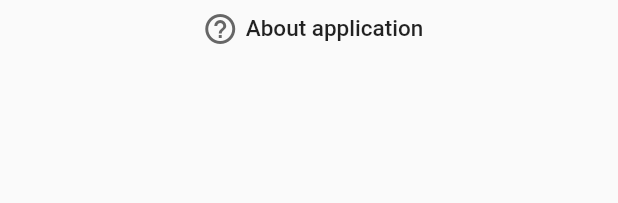
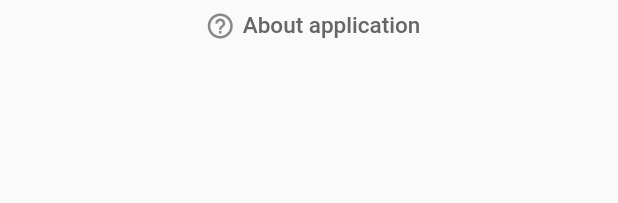
Before and after one commit to MateuszCzyz/FootballApp, a Flutter app: the AboutDrawerButton widget shown alone on an empty page, opened directly, on a phone screen of 412 x 824 dp. Shown: the top 203 px of the screen. Run offline on Flutter 3.47's test engine with Material 2 defaults, Android fonts, the phone set to English and light mode, and no system bars; our stand-ins replace bloc, cloud_firestore, dartz, dio, equatable, firebase_auth and 8 more; accounts and stored records are empty; network calls fail.

Commit message:
improvement of drawer ui

```diff
--- a/lib/widgets/drawer_widgets/drawer_buttons/about_drawer_button.dart
+++ b/lib/widgets/drawer_widgets/drawer_buttons/about_drawer_button.dart
@@ -1,5 +1,6 @@
 import 'package:flutter/material.dart';
 import 'package:hexcolor/hexcolor.dart';
+import 'package:FootballApp/pages/about_page.dart';
 
 class AboutDrawerButton extends StatelessWidget {
   @override
@@ -11,17 +12,22 @@ class AboutDrawerButton extends StatelessWidget {
           mainAxisAlignment: MainAxisAlignment.center,
           children: [
             SizedBox(width: 5),
-            Icon(Icons.help_outline, color: HexColor('666666')),
+            Icon(Icons.help_outline, color: HexColor('888888'), size: 20),
             SizedBox(width: 5),
             Text(
               'About application',
-              style:
-                  Theme.of(context).textTheme.bodyText1.copyWith(fontSize: 15),
+              style: Theme.of(context)
+                  .textTheme
+                  .bodyText1
+                  .copyWith(fontSize: 15, color: HexColor('666666')),
             )
           ],
         ),
       ),
-      onTap: () {},
+      onTap: () {
+        Navigator.of(context)
+            .push(MaterialPageRoute(builder: (context) => AboutPage()));
+      },
     );
   }
 }
--- a/lib/widgets/drawer_widgets/drawer_buttons/logout_drawer_button.dart
+++ b/lib/widgets/drawer_widgets/drawer_buttons/logout_drawer_button.dart
@@ -1,6 +1,7 @@
 import 'package:FootballApp/blocs/authentication_bloc/authentication_bloc.dart';
 import 'package:flutter/material.dart';
 import 'package:flutter_bloc/flutter_bloc.dart';
+import 'package:hexcolor/hexcolor.dart';
 
 class LogoutDrawerButton extends StatelessWidget {
   @override
@@ -17,7 +18,7 @@ class LogoutDrawerButton extends StatelessWidget {
             BlocProvider.of<AuthenticationBloc>(context)
                 .add(LogoutAuthentication());
           },
-          color: Colors.red[300],
+          color: HexColor('898989'),
           child: Text(
             'Sign Out',
             style: TextStyle(color: Colors.white),
```
Also changed, not shown: lib/widgets/drawer_widgets/drawer.dart (+12 -5 lines), lib/widgets/drawer_widgets/drawer_buttons/settings_drawer_button.dart (+22 -4 lines).
